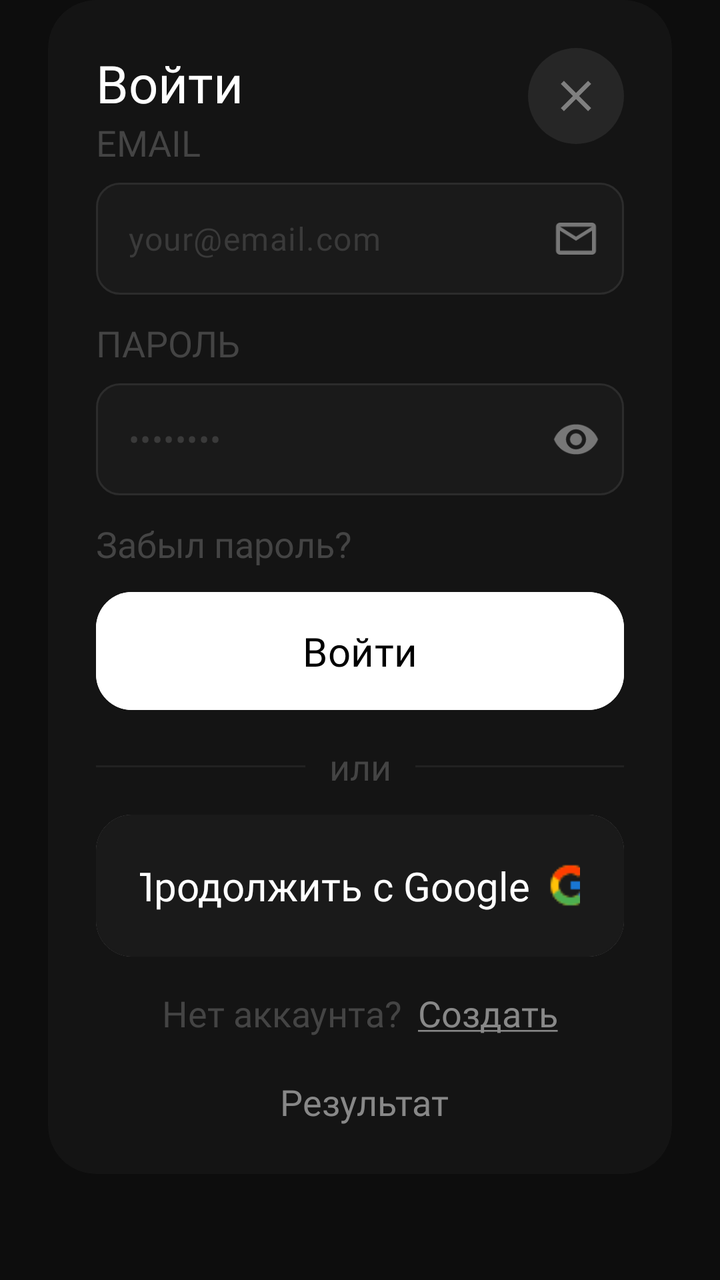
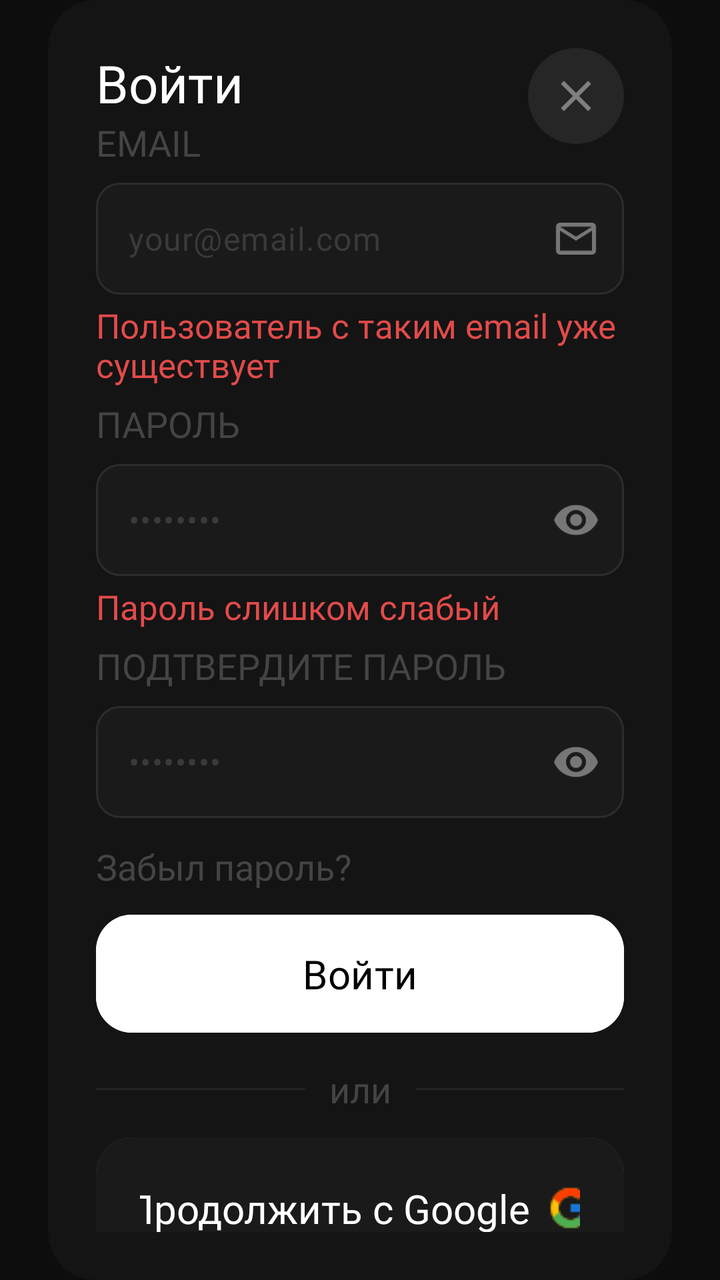

Two renders of the same Android screen: before a commit and after it. Below are the layout's source before the change and the commit's diff.
<!-- AndroidManifest.xml: application theme Theme.BoredomFocus -->
<!-- res/layout/dialog_auth.xml -->
<FrameLayout xmlns:android="http://schemas.android.com/apk/res/android"
    xmlns:app="http://schemas.android.com/apk/res-auto"
    xmlns:tools="http://schemas.android.com/tools"
    android:layout_width="match_parent"
    android:layout_height="wrap_content"
    android:background="@android:color/transparent"
    android:paddingHorizontal="24dp">
    <com.google.android.material.card.MaterialCardView
        android:id="@+id/cardDialog"
        android:layout_width="match_parent"
        android:layout_height="wrap_content"
        app:cardBackgroundColor="#141414"
        app:cardCornerRadius="24dp"
        app:cardElevation="0dp"
        app:strokeWidth="0dp">
        <androidx.constraintlayout.widget.ConstraintLayout
            android:layout_width="match_parent"
            android:layout_height="wrap_content"
            android:padding="24dp">

            <TextView
                android:id="@+id/tvAuth"
                android:layout_width="wrap_content"
                android:layout_height="wrap_content"
                android:fontFamily="@font/inter_medium"
                android:text="Войти"
                android:textColor="@color/white"
                android:textSize="26sp"
                app:layout_constraintStart_toStartOf="parent"
                app:layout_constraintTop_toTopOf="parent" />

            <FrameLayout
                android:id="@+id/flExit"
                android:layout_width="48dp"
                android:layout_height="48dp"
                android:background="@drawable/bg_ic_person"
                app:layout_constraintEnd_toEndOf="parent"
                app:layout_constraintTop_toTopOf="parent"
                android:clickable="true">

                <ImageView
                    android:id="@+id/ivExitIcon"
                    android:layout_width="26dp"
                    android:layout_height="26dp"
                    android:layout_gravity="center"
                    android:src="@drawable/ic_close" />
            </FrameLayout>

            <TextView
                android:id="@+id/tvEmail"
                android:layout_width="wrap_content"
                android:layout_height="wrap_content"
                android:fontFamily="@font/inter_regular"
                android:text="Email"
                android:textAllCaps="true"
                android:textColor="#444444"
                android:textSize="18sp"
                app:layout_constraintStart_toStartOf="parent"
                app:layout_constraintTop_toBottomOf="@+id/tvAuth" />

            <com.google.android.material.textfield.TextInputLayout
                android:id="@+id/tilEmail"
                android:layout_width="0dp"
                android:layout_height="56dp"
                android:layout_marginTop="8dp"
                app:layout_constraintTop_toBottomOf="@id/tvEmail"
                app:layout_constraintStart_toStartOf="parent"
                app:layout_constraintEnd_toEndOf="parent"

                app:hintEnabled="false"
                app:boxBackgroundMode="outline"
                app:boxBackgroundColor="#1A1A1A"
                app:boxCornerRadiusTopStart="12dp"
                app:boxCornerRadiusTopEnd="12dp"
                app:boxCornerRadiusBottomStart="12dp"
                app:boxCornerRadiusBottomEnd="12dp"

                app:boxStrokeColor="@color/text_field_stroke"
                app:boxStrokeWidth="1dp"
                app:boxStrokeWidthFocused="1.5dp"

                app:endIconMode="custom"
                app:endIconDrawable="@drawable/ic_email"
                app:endIconTint="#777777">

                <com.google.android.material.textfield.TextInputEditText
                    android:id="@+id/etEmail"
                    android:layout_width="match_parent"
                    android:layout_height="match_parent"
                    android:background="@null"
                    android:hint="your@email.com"
                    android:inputType="textEmailAddress"
                    android:singleLine="true"
                    android:textColor="#FFFFFF"
                    android:textColorHint="#3A3A3A"
                    android:textSize="16sp"
                    android:fontFamily="@font/inter_medium"
                    android:paddingStart="16dp"
                    android:paddingEnd="8dp" />

            </com.google.android.material.textfield.TextInputLayout>

            <TextView
                android:id="@+id/tvPassword"
                android:layout_width="wrap_content"
                android:layout_height="wrap_content"
                android:fontFamily="@font/inter_regular"
                android:text="Пароль"
                android:textAllCaps="true"
                android:textColor="#444444"
                android:textSize="18sp"
                android:layout_marginTop="12dp"
                app:layout_constraintStart_toStartOf="parent"
                app:layout_constraintTop_toBottomOf="@+id/tilEmail" />

            <com.google.android.material.textfield.TextInputLayout
                android:id="@+id/tilPassword"
                android:layout_width="0dp"
                android:layout_height="56dp"
                android:layout_marginTop="8dp"
                app:layout_constraintTop_toBottomOf="@id/tvPassword"
                app:layout_constraintStart_toStartOf="parent"
                app:layout_constraintEnd_toEndOf="parent"

                app:hintEnabled="false"
                app:boxBackgroundMode="outline"
                app:boxBackgroundColor="#1A1A1A"
                app:boxCornerRadiusTopStart="12dp"
                app:boxCornerRadiusTopEnd="12dp"
                app:boxCornerRadiusBottomStart="12dp"
                app:boxCornerRadiusBottomEnd="12dp"

                app:boxStrokeColor="@color/text_field_stroke"
                app:boxStrokeWidth="1dp"
                app:boxStrokeWidthFocused="1.5dp"

                app:endIconMode="password_toggle"
                app:endIconTint="#777777">

                <com.google.android.material.textfield.TextInputEditText
                    android:id="@+id/etPassword"
                    android:layout_width="match_parent"
                    android:layout_height="match_parent"
                    android:background="@null"
                    android:hint="••••••••"
                    android:inputType="textPassword"
                    android:singleLine="true"
                    android:textColor="#FFFFFF"
                    android:textColorHint="#3A3A3A"
                    android:textSize="16sp"
                    android:fontFamily="@font/inter_medium"
                    android:paddingStart="16dp"
                    android:paddingEnd="8dp" />

            </com.google.android.material.textfield.TextInputLayout>

            <TextView
                android:id="@+id/tvPasswordForgot"
                android:layout_width="wrap_content"
                android:layout_height="wrap_content"
                android:fontFamily="@font/inter_regular"
                android:text="Забыл пароль?"
                android:textColor="#444444"
                android:textSize="18sp"
                android:layout_marginTop="12dp"
                app:layout_constraintStart_toStartOf="parent"
                app:layout_constraintTop_toBottomOf="@+id/tilPassword" />

            <com.google.android.material.button.MaterialButton
                android:id="@+id/btnSignIn"
                android:layout_width="match_parent"
                android:layout_height="wrap_content"
                android:backgroundTint="@color/white"
                android:fontFamily="@font/inter_bold"
                android:layout_marginTop="8dp"
                android:padding="16dp"
                android:text="Войти"
                android:textColor="@color/black"
                android:textSize="20sp"
                app:cornerRadius="18dp"
                app:layout_constraintEnd_toEndOf="parent"
                app:layout_constraintHorizontal_bias="0.5"
                app:layout_constraintStart_toStartOf="parent"
                app:layout_constraintTop_toBottomOf="@+id/tvPasswordForgot" />

            <View
                android:id="@+id/viewLine1"
                android:layout_width="0dp"
                android:layout_height="1dp"
                android:background="#222222"
                app:layout_constraintBottom_toBottomOf="@+id/tvOr"
                app:layout_constraintEnd_toStartOf="@id/tvOr"
                app:layout_constraintStart_toStartOf="parent"
                app:layout_constraintTop_toTopOf="@+id/tvOr" />

            <TextView
                android:id="@+id/tvOr"
                android:layout_width="wrap_content"
                android:layout_height="wrap_content"
                android:layout_marginTop="12dp"
                android:fontFamily="@font/inter_regular"
                android:text="или"
                android:textColor="#444444"
                android:textSize="18sp"
                android:layout_marginStart="12dp"
                android:layout_marginEnd="12dp"
                app:layout_constraintEnd_toStartOf="@id/viewLine2"
                app:layout_constraintStart_toEndOf="@+id/viewLine1"
                app:layout_constraintTop_toBottomOf="@+id/btnSignIn" />

            <View
                android:id="@+id/viewLine2"
                android:layout_width="0dp"
                android:layout_height="1dp"
                android:background="#222222"
                app:layout_constraintBottom_toBottomOf="@+id/tvOr"
                app:layout_constraintEnd_toEndOf="parent"
                app:layout_constraintStart_toEndOf="@id/tvOr"
                app:layout_constraintTop_toTopOf="@+id/tvOr" />

            <com.google.android.material.card.MaterialCardView
                android:id="@+id/cardGoogle"
                android:layout_width="match_parent"
                android:layout_height="wrap_content"
                app:cardCornerRadius="18dp"
                android:layout_marginTop="12dp"
                app:strokeColor="#1A1A1A"
                app:layout_constraintEnd_toEndOf="parent"
                app:layout_constraintHorizontal_bias="0.5"
                app:layout_constraintStart_toStartOf="parent"
                app:layout_constraintTop_toBottomOf="@+id/tvOr"
                android:clickable="true">

                <LinearLayout
                    android:background="#1A1A1A"
                    android:layout_width="match_parent"
                    android:layout_height="match_parent"
                    android:orientation="horizontal"
                    android:gravity="center"
                    android:padding="22dp">

                    <TextView
                        android:id="@+id/tvGoogle"
                        android:layout_width="wrap_content"
                        android:layout_height="wrap_content"
                        android:fontFamily="@font/inter_medium"
                        android:text="Продолжить с Google"
                        android:textColor="@color/white"
                        android:textSize="20sp"
                        android:layout_marginEnd="8dp"/>

                    <ImageView
                        android:id="@+id/ivGoogle"
                        android:layout_width="24dp"
                        android:layout_height="24dp"
                        android:background="@drawable/ic_google"/>
                </LinearLayout>
            </com.google.android.material.card.MaterialCardView>

            <TextView
                android:id="@+id/tvNoAccount"
                android:layout_width="wrap_content"
                android:layout_height="wrap_content"
                android:fontFamily="@font/inter_regular"
                android:text="Нет аккаунта?"
                android:textColor="#444444"
                android:textSize="18sp"
                android:layout_marginEnd="4dp"
                android:layout_marginTop="16dp"
                app:layout_constraintEnd_toStartOf="@id/tvCreate"
                app:layout_constraintHorizontal_chainStyle="packed"
                app:layout_constraintStart_toStartOf="parent"
                app:layout_constraintTop_toBottomOf="@+id/cardGoogle" />

            <TextView
                android:id="@+id/tvCreate"
                android:layout_width="wrap_content"
                android:layout_height="wrap_content"
                android:fontFamily="@font/inter_regular"
                android:text="@string/create_account"
                android:textColor="#888888"
                android:textSize="18sp"
                android:layout_marginStart="4dp"
                android:layout_marginTop="16dp"
                app:layout_constraintEnd_toEndOf="parent"
                app:layout_constraintStart_toEndOf="@id/tvNoAccount"
                app:layout_constraintTop_toBottomOf="@+id/cardGoogle" />

            <TextView
                android:id="@+id/tvResult"
                android:layout_width="wrap_content"
                android:layout_height="wrap_content"
                android:layout_marginStart="4dp"
                android:layout_marginTop="20dp"
                android:fontFamily="@font/inter_regular"
                android:text="Результат"
                android:textColor="#888888"
                android:textSize="18sp"
                app:layout_constraintEnd_toEndOf="parent"
                app:layout_constraintHorizontal_bias="0.5"
                app:layout_constraintStart_toStartOf="parent"
                app:layout_constraintTop_toBottomOf="@+id/tvNoAccount" />

        </androidx.constraintlayout.widget.ConstraintLayout>
    </com.google.android.material.card.MaterialCardView>
</FrameLayout>
<!-- resources referenced by this layout -->
<resources>
  <color name="black">#FF000000</color>
  <color name="white">#FFFFFFFF</color>
  <!-- drawable bg_ic_person (drawable) -->
  <?xml version="1.0" encoding="utf-8"?>
  <shape xmlns:android="http://schemas.android.com/apk/res/android"
      android:shape="oval">
      <solid android:color="#262626"/>
  </shape>
  <!-- drawable ic_close (drawable) -->
  <vector xmlns:android="http://schemas.android.com/apk/res/android" android:height="24dp" android:tint="#808080" android:viewportHeight="960" android:viewportWidth="960" android:width="24dp">
        
      <path android:fillColor="@android:color/white" android:pathData="M256,760L200,704L424,480L200,256L256,200L480,424L704,200L760,256L536,480L760,704L704,760L480,536L256,760Z"/>
      
  </vector>
  <!-- drawable ic_email (drawable) -->
  <vector xmlns:android="http://schemas.android.com/apk/res/android" android:height="24dp" android:tint="#808080" android:viewportHeight="960" android:viewportWidth="960" android:width="24dp">
        
      <path android:fillColor="@android:color/white" android:pathData="M160,800Q127,800 103.5,776.5Q80,753 80,720L80,240Q80,207 103.5,183.5Q127,160 160,160L800,160Q833,160 856.5,183.5Q880,207 880,240L880,720Q880,753 856.5,776.5Q833,800 800,800L160,800ZM480,520L160,320L160,720Q160,720 160,720Q160,720 160,720L800,720Q800,720 800,720Q800,720 800,720L800,320L480,520ZM480,440L800,240L160,240L480,440ZM160,320L160,240L160,240L160,320L160,720Q160,720 160,720Q160,720 160,720L160,720Q160,720 160,720Q160,720 160,720L160,320Z"/>
      
  </vector>
  <!-- drawable ic_google: png bitmap (drawable, 639 bytes) -->
  <string name="create_account"><u>Создать</u></string>
  <style name="Theme.BoredomFocus" parent="Base.Theme.BoredomFocus" />
  <style name="Base.Theme.BoredomFocus" parent="Theme.Material3.DayNight.NoActionBar">
  
          <item name="android:windowBackground">#0D0D0D</item>
  
          <item name="android:statusBarColor">#0D0D0D</item>
          <item name="android:navigationBarColor">#0D0D0D</item>
  
          <item name="android:windowLightStatusBar">false</item>
          <item name="android:windowLightNavigationBar" tools:targetApi="o_mr1">false</item>
  
          <item name="android:windowDrawsSystemBarBackgrounds">true</item>
          <item name="android:enforceNavigationBarContrast" tools:targetApi="q">false</item>
  
      </style>
</resources>

<!-- the commit's change to res/layout/dialog_auth.xml (unified diff, before → after) -->
@@ -101,6 +101,18 @@
             </com.google.android.material.textfield.TextInputLayout>
 
             <TextView
+                android:id="@+id/tvEmailWrong"
+                android:layout_width="wrap_content"
+                android:layout_height="wrap_content"
+                android:fontFamily="@font/inter_regular"
+                android:text="Пользователь с таким email уже существует"
+                android:textColor="@color/red_basic"
+                android:textSize="17sp"
+                android:layout_marginTop="4dp"
+                app:layout_constraintStart_toStartOf="parent"
+                app:layout_constraintTop_toBottomOf="@+id/tilEmail" />
+
+            <TextView
                 android:id="@+id/tvPassword"
                 android:layout_width="wrap_content"
                 android:layout_height="wrap_content"
@@ -109,9 +121,9 @@
                 android:textAllCaps="true"
                 android:textColor="#444444"
                 android:textSize="18sp"
-                android:layout_marginTop="12dp"
-                app:layout_constraintStart_toStartOf="parent"
-                app:layout_constraintTop_toBottomOf="@+id/tilEmail" />
+                android:layout_marginTop="6dp"
+                app:layout_constraintStart_toStartOf="parent"
+                app:layout_constraintTop_toBottomOf="@+id/tvEmailWrong" />
 
             <com.google.android.material.textfield.TextInputLayout
                 android:id="@+id/tilPassword"
@@ -135,7 +147,9 @@
                 app:boxStrokeWidthFocused="1.5dp"
 
                 app:endIconMode="password_toggle"
-                app:endIconTint="#777777">
+                app:endIconTint="#777777"
+
+                app:errorIconDrawable="@null">
 
                 <com.google.android.material.textfield.TextInputEditText
                     android:id="@+id/etPassword"
@@ -155,16 +169,82 @@
             </com.google.android.material.textfield.TextInputLayout>
 
             <TextView
+                android:id="@+id/tvPasswordWrong"
+                android:layout_width="wrap_content"
+                android:layout_height="wrap_content"
+                android:fontFamily="@font/inter_regular"
+                android:text="Пароль слишком слабый"
+                android:textColor="@color/red_basic"
+                android:textSize="17sp"
+                android:layout_marginTop="4dp"
+                app:layout_constraintStart_toStartOf="parent"
+                app:layout_constraintTop_toBottomOf="@+id/tilPassword" />
+
+            <TextView
+                android:id="@+id/tvPasswordConfirm"
+                android:layout_width="wrap_content"
+                android:layout_height="wrap_content"
+                android:fontFamily="@font/inter_regular"
+                android:text="Подтвердите пароль"
+                android:textAllCaps="true"
+                android:textColor="#444444"
+                android:textSize="18sp"
+                android:layout_marginTop="6dp"
+                app:layout_constraintStart_toStartOf="parent"
+                app:layout_constraintTop_toBottomOf="@+id/tvPasswordWrong" />
+
+            <com.google.android.material.textfield.TextInputLayout
+                android:id="@+id/tilPasswordConfirm"
+                android:layout_width="0dp"
+                android:layout_height="56dp"
+                android:layout_marginTop="8dp"
+                app:boxBackgroundColor="#1A1A1A"
+                app:boxBackgroundMode="outline"
+                app:boxCornerRadiusBottomEnd="12dp"
+
+                app:boxCornerRadiusBottomStart="12dp"
+                app:boxCornerRadiusTopEnd="12dp"
+                app:boxCornerRadiusTopStart="12dp"
+                app:boxStrokeColor="@color/text_field_stroke"
+                app:boxStrokeWidth="1dp"
+                app:boxStrokeWidthFocused="1.5dp"
+                app:endIconMode="password_toggle"
+
+                app:endIconTint="#777777"
+                app:hintEnabled="false"
+                app:layout_constraintEnd_toEndOf="parent"
+
+                app:layout_constraintStart_toStartOf="parent"
+                app:layout_constraintTop_toBottomOf="@+id/tvPasswordConfirm">
+
+                <com.google.android.material.textfield.TextInputEditText
+                    android:id="@+id/etPasswordConfirm"
+                    android:layout_width="match_parent"
+                    android:layout_height="match_parent"
+                    android:background="@null"
+                    android:fontFamily="@font/inter_medium"
+                    android:hint="••••••••"
+                    android:inputType="textPassword"
+                    android:paddingStart="16dp"
+                    android:paddingEnd="8dp"
+                    android:singleLine="true"
+                    android:textColor="#FFFFFF"
+                    android:textColorHint="#3A3A3A"
+                    android:textSize="16sp" />
+
+            </com.google.android.material.textfield.TextInputLayout>
+
+            <TextView
                 android:id="@+id/tvPasswordForgot"
                 android:layout_width="wrap_content"
                 android:layout_height="wrap_content"
+                android:layout_marginTop="12dp"
                 android:fontFamily="@font/inter_regular"
                 android:text="Забыл пароль?"
                 android:textColor="#444444"
                 android:textSize="18sp"
-                android:layout_marginTop="12dp"
-                app:layout_constraintStart_toStartOf="parent"
-                app:layout_constraintTop_toBottomOf="@+id/tilPassword" />
+                app:layout_constraintStart_toStartOf="parent"
+                app:layout_constraintTop_toBottomOf="@+id/tilPasswordConfirm" />
 
             <com.google.android.material.button.MaterialButton
                 android:id="@+id/btnSignIn"
@@ -261,12 +341,12 @@
                 android:id="@+id/tvNoAccount"
                 android:layout_width="wrap_content"
                 android:layout_height="wrap_content"
+                android:layout_marginTop="16dp"
+                android:layout_marginEnd="4dp"
                 android:fontFamily="@font/inter_regular"
                 android:text="Нет аккаунта?"
                 android:textColor="#444444"
                 android:textSize="18sp"
-                android:layout_marginEnd="4dp"
-                android:layout_marginTop="16dp"
                 app:layout_constraintEnd_toStartOf="@id/tvCreate"
                 app:layout_constraintHorizontal_chainStyle="packed"
                 app:layout_constraintStart_toStartOf="parent"
@@ -282,24 +362,51 @@
                 android:textSize="18sp"
                 android:layout_marginStart="4dp"
                 android:layout_marginTop="16dp"
+                android:clickable="true"
                 app:layout_constraintEnd_toEndOf="parent"
                 app:layout_constraintStart_toEndOf="@id/tvNoAccount"
                 app:layout_constraintTop_toBottomOf="@+id/cardGoogle" />
 
-            <TextView
-                android:id="@+id/tvResult"
-                android:layout_width="wrap_content"
-                android:layout_height="wrap_content"
-                android:layout_marginStart="4dp"
-                android:layout_marginTop="20dp"
-                android:fontFamily="@font/inter_regular"
-                android:text="Результат"
-                android:textColor="#888888"
-                android:textSize="18sp"
+            <com.google.android.material.card.MaterialCardView
+                android:id="@+id/cardToast"
+                android:layout_width="match_parent"
+                android:layout_height="wrap_content"
+                android:layout_marginTop="12dp"
+                android:clickable="true"
+                app:cardCornerRadius="18dp"
                 app:layout_constraintEnd_toEndOf="parent"
                 app:layout_constraintHorizontal_bias="0.5"
                 app:layout_constraintStart_toStartOf="parent"
-                app:layout_constraintTop_toBottomOf="@+id/tvNoAccount" />
+                app:layout_constraintTop_toBottomOf="@+id/tvNoAccount"
+                app:strokeColor="@color/difficulty_orange">
+
+                <LinearLayout
+                    android:id="@+id/llToast"
+                    android:layout_width="match_parent"
+                    android:layout_height="match_parent"
+                    android:background="@color/difficulty_orange_bg_2"
+                    android:gravity="center_vertical"
+                    android:orientation="horizontal"
+                    android:paddingVertical="12dp"
+                    android:paddingHorizontal="22dp">
+
+                    <ImageView
+                        android:id="@+id/ivToast"
+                        android:layout_width="24dp"
+                        android:layout_height="24dp"
+                        android:background="@drawable/ic_wifi_off"
+                        android:layout_marginEnd="16dp"/>
+
+                    <TextView
+                        android:id="@+id/tvToast"
+                        android:layout_width="wrap_content"
+                        android:layout_height="wrap_content"
+                        android:fontFamily="@font/inter_regular"
+                        android:text="Пролема с интернет-\nсоединением"
+                        android:textColor="@color/difficulty_orange"
+                        android:textSize="18sp" />
+                </LinearLayout>
+            </com.google.android.material.card.MaterialCardView>
 
         </androidx.constraintlayout.widget.ConstraintLayout>
     </com.google.android.material.card.MaterialCardView>
<!-- resource entries referenced after the edit -->
@@ -1,6 +1,9 @@
 <!-- resources referenced by this layout -->
 <resources>
   <color name="black">#FF000000</color>
+  <color name="difficulty_orange">#FF9800</color>
+  <color name="difficulty_orange_bg_2">#1A1510</color>
+  <color name="red_basic">#E24B4A</color>
   <color name="white">#FFFFFFFF</color>
   <!-- drawable bg_ic_person (drawable) -->
   <?xml version="1.0" encoding="utf-8"?>
@@ -21,6 +24,12 @@
       
   </vector>
   <!-- drawable ic_google: png bitmap (drawable, 639 bytes) -->
+  <!-- drawable ic_wifi_off (drawable) -->
+  <vector xmlns:android="http://schemas.android.com/apk/res/android" android:height="24dp" android:tint="#FF9800" android:viewportHeight="960" android:viewportWidth="960" android:width="24dp">
+        
+      <path android:fillColor="@android:color/white" android:pathData="M73,424L2,353Q21,335 41.5,318.5Q62,302 83,287L30,249L87,168L873,718L816,800L503,581Q497,580 491.5,580Q486,580 480,580Q429,580 382.5,598Q336,616 298,651L228,580Q260,549 298.5,527.5Q337,506 379,494L319,452Q282,467 248.5,488.5Q215,510 186,538L116,467Q141,443 168,423Q195,403 225,386L171,348Q145,365 120.5,383.5Q96,402 73,424ZM423.5,776.5Q400,753 400,720Q400,687 423.5,663.5Q447,640 480,640Q513,640 536.5,663.5Q560,687 560,720Q560,753 536.5,776.5Q513,800 480,800Q447,800 423.5,776.5ZM401,265L289,187Q336,173 383.5,166.5Q431,160 480,160Q614,160 737.5,209.5Q861,259 958,353L887,424Q805,345 700,302.5Q595,260 480,260Q460,260 440.5,261Q421,262 401,265ZM781,531L479,320Q479,320 479,320Q479,320 479,320Q582,320 676.5,357.5Q771,395 845,466L781,531Z"/>
+      
+  </vector>
   <string name="create_account"><u>Создать</u></string>
   <style name="Theme.BoredomFocus" parent="Base.Theme.BoredomFocus" />
   <style name="Base.Theme.BoredomFocus" parent="Theme.Material3.DayNight.NoActionBar">
